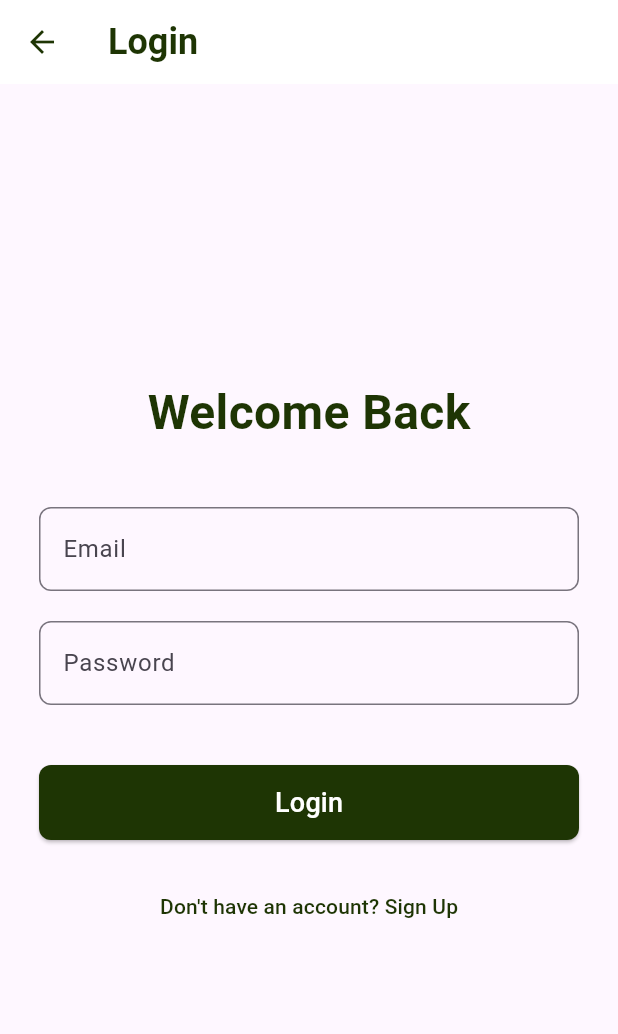
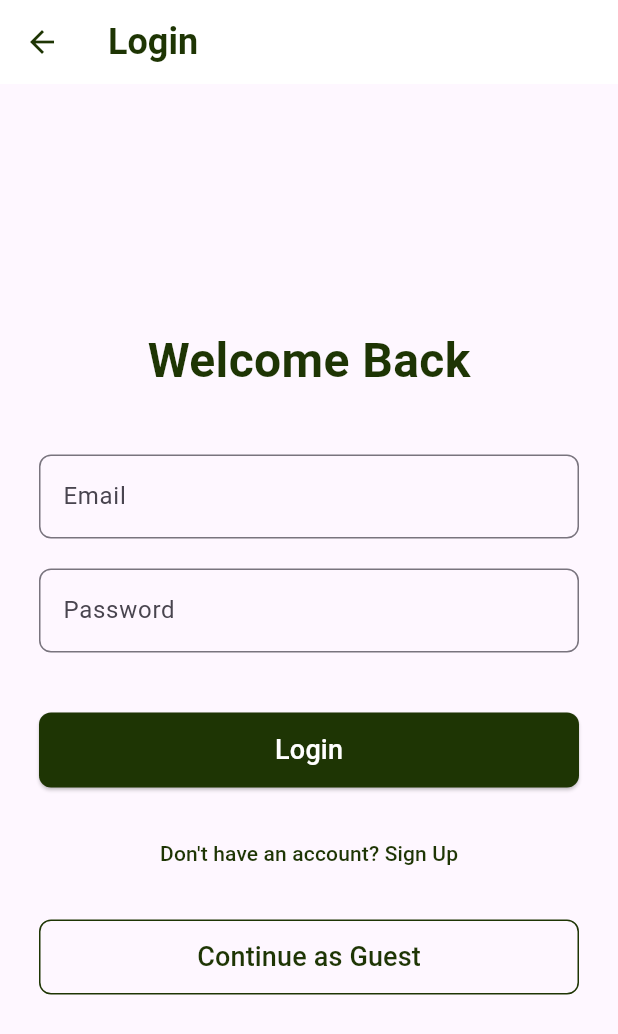
Before and after one commit to f-afia/safe-pantry, a Flutter app: the screen it shows after launch, in the side drawer, after a tap on "Login", on a phone screen of 412 x 824 dp. Shown: the top 1034 px of the screen. Run offline on Flutter 3.47's test engine with Material 3 defaults, Android fonts, the light colour scheme and no system bars; our stand-ins replace google_fonts; missing offline and left inert: mobile_scanner; Roboto replaces fonts that are missing (Quattrocento, Questrial).

Commit message:
Add files via upload

```diff
--- a/lib/login_page.dart
+++ b/lib/login_page.dart
@@ -1,5 +1,7 @@
 import 'package:flutter/material.dart';
 import 'package:google_fonts/google_fonts.dart';
+import 'signup_page.dart';
+import 'database_helper.dart';
 
 class LoginPage extends StatefulWidget {
   const LoginPage({super.key});
@@ -11,6 +13,8 @@ class LoginPage extends StatefulWidget {
 class LoginPageState extends State<LoginPage> {
   final TextEditingController _emailController = TextEditingController();
   final TextEditingController _passwordController = TextEditingController();
+
+  final DatabaseHelper _dbHelper = DatabaseHelper();
 
   @override
   Widget build(BuildContext context) {
@@ -73,11 +77,7 @@ class LoginPageState extends State<LoginPage> {
                   width: double.infinity,
                   height: 50,
                   child: ElevatedButton(
-                    onPressed: () {
-                      // TODO: Implement login logic
-                      // For now, just navigate back or to home
-                      Navigator.pop(context);
-                    },
+                    onPressed: _login,
                     style: ElevatedButton.styleFrom(
                       backgroundColor: const Color(0xFF1e3504),
                       shape: RoundedRectangleBorder(
@@ -96,11 +96,35 @@ class LoginPageState extends State<LoginPage> {
                 const SizedBox(height: 20),
                 TextButton(
                   onPressed: () {
-                    // TODO: Navigate to sign up page
+                    Navigator.push(
+                      context,
+                      MaterialPageRoute(builder: (context) => const SignupPage()),
+                    );
                   },
                   child: Text(
                     "Don't have an account? Sign Up",
                     style: GoogleFonts.questrial(
+                      color: const Color(0xFF1e3504),
+                    ),
+                  ),
+                ),
+                const SizedBox(height: 20),
+                OutlinedButton(
+                  onPressed: () {
+                    // Continue without login (guest access)
+                    Navigator.pop(context);
+                  },
+                  style: OutlinedButton.styleFrom(
+                    side: const BorderSide(color: Color(0xFF1e3504)),
+                    shape: RoundedRectangleBorder(
+                      borderRadius: BorderRadius.circular(8),
+                    ),
+                    minimumSize: const Size(double.infinity, 50),
+                  ),
+                  child: Text(
+                    "Continue as Guest",
+                    style: GoogleFonts.questrial(
+                      fontSize: 18,
                       color: const Color(0xFF1e3504),
                     ),
                   ),
@@ -113,6 +137,30 @@ class LoginPageState extends State<LoginPage> {
     );
   }
 
+  void _login() async {
+    String email = _emailController.text.trim();
+    String password = _passwordController.text;
+
+    if (email.isEmpty || password.isEmpty) {
+      _showMessage('Please fill all fields');
+      return;
+    }
+
+    Map<String, dynamic>? user = await _dbHelper.getUserByEmail(email);
+    if (user != null && user['password'] == password) {
+      _showMessage('Login successful');
+      Navigator.pop(context);
+    } else {
+      _showMessage('Invalid email or password');
+    }
+  }
+
+  void _showMessage(String message) {
+    ScaffoldMessenger.of(context).showSnackBar(
+      SnackBar(content: Text(message)),
+    );
+  }
+
   @override
   void dispose() {
     _emailController.dispose();
```
